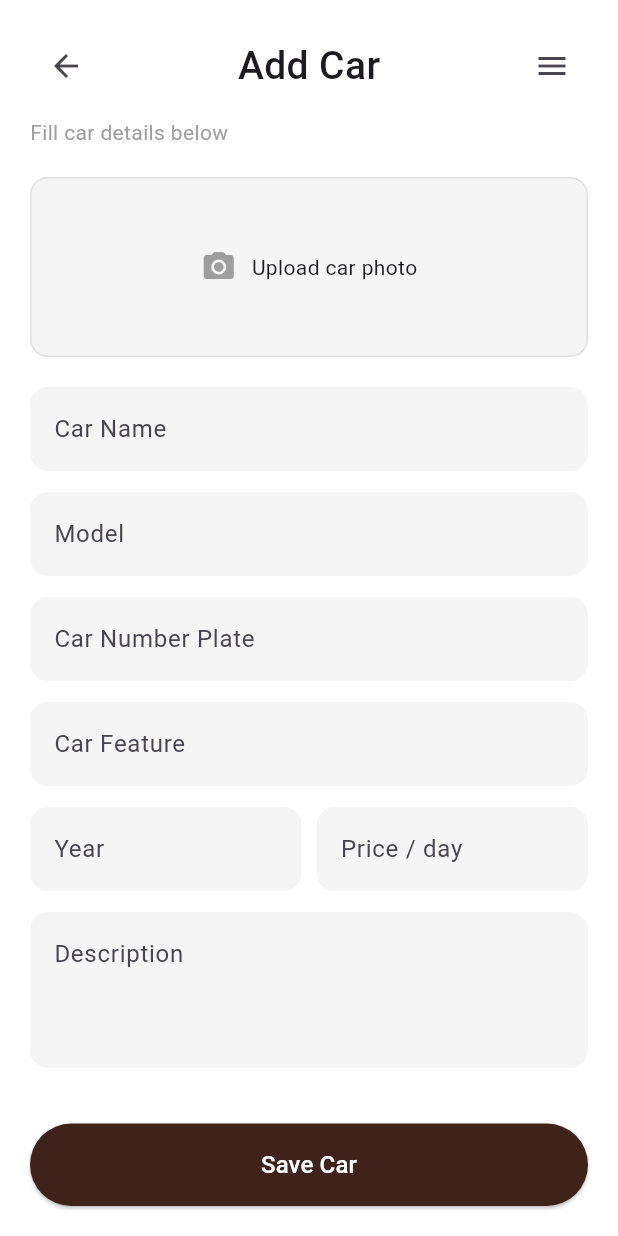
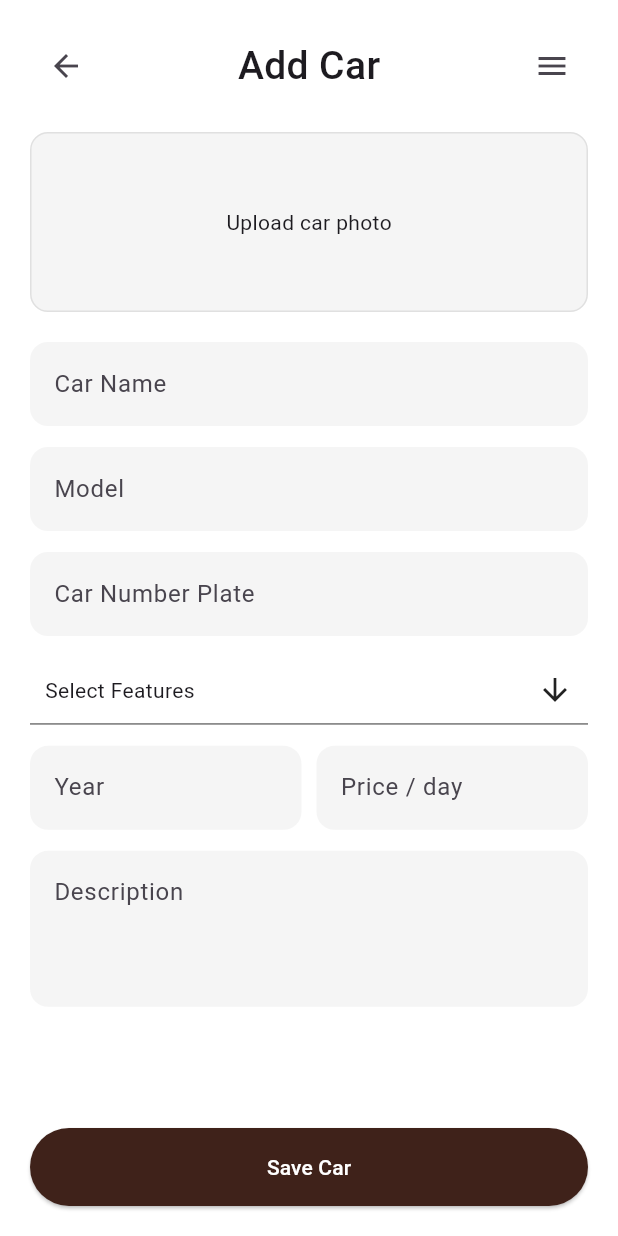
Before and after one commit to Deep-Kacha/Car_Rent_App, a Flutter app: the AddCarPage screen opened directly, on a phone screen of 412 x 824 dp. Run offline on Flutter 3.47's test engine with Material 3 defaults, Android fonts, the phone set to English and light mode, and no system bars; drawn by our look-alikes of multi_select_flutter; our stand-ins replace image_picker.

Commit message:
Change Fontweight

```diff
--- a/car_rental_project/lib/Admin Panel Files/Add_Car.dart
+++ b/car_rental_project/lib/Admin Panel Files/Add_Car.dart
@@ -1,9 +1,9 @@
 import 'dart:io';
 import 'package:car_rental_project/Admin%20Panel%20Files/Done.dart';
 import 'package:car_rental_project/Admin%20Panel%20Files/HandleBussiness.dart';
-import 'package:car_rental_project/Authorization/Menu/Menu.dart';
 import 'package:flutter/material.dart';
 import 'package:image_picker/image_picker.dart';
+import 'package:multi_select_flutter/multi_select_flutter.dart';
 
 class AddCarPage extends StatefulWidget {
   const AddCarPage({Key? key}) : super(key: key);
@@ -18,13 +18,142 @@ class _AddCarPageState extends State<AddCarPage> {
   final TextEditingController carNameController = TextEditingController();
   final TextEditingController modelController = TextEditingController();
   final TextEditingController numberPlateController = TextEditingController();
-  final TextEditingController featureController = TextEditingController();
   final TextEditingController yearController = TextEditingController();
   final TextEditingController priceController = TextEditingController();
   final TextEditingController descriptionController = TextEditingController();
 
   File? _carImage;
   final ImagePicker _picker = ImagePicker();
+
+  // Selected features
+  List<String> _selectedFeatures = [];
+
+  // Car features list
+  final List<String> carFeatures = [
+    "Petrol engine",
+    "Diesel engine",
+    "CNG engine",
+    "Hybrid engine",
+    "Electric motor",
+    "Manual gearbox",
+    "Automatic gearbox",
+    "AMT gearbox",
+    "CVT gearbox",
+    "DCT gearbox",
+    "Power steering",
+    "Power windows",
+    "Central locking",
+    "Adjustable seats",
+    "Air conditioning",
+    "Heater",
+    "Odometer",
+    "Speedometer",
+    "Tachometer",
+    "Fuel gauge",
+    "Seat belts",
+    "Halogen lamps",
+    "Spare wheel",
+    "Toolkit",
+    "Keyless entry",
+    "Push start",
+    "Remote start",
+    "Cruise control",
+    "Tilt steering",
+    "Telescopic steering",
+    "Height seat",
+    "Rear vents",
+    "USB ports",
+    "Cup holders",
+    "Armrests",
+    "Storage box",
+    "Cooled glovebox",
+    "Auto climate",
+    "Ventilated seats",
+    "Heated seats",
+    "Rear armrest",
+    "Split seats",
+    "Power tailgate",
+    "ABS",
+    "EBD",
+    "ESP",
+    "Hill assist",
+    "Hill descent",
+    "Airbags",
+    "Pretensioners",
+    "ISOFIX",
+    "Parking sensors",
+    "Rear camera",
+    "360 camera",
+    "Blind spot",
+    "Lane warning",
+    "Adaptive cruise",
+    "Brake assist",
+    "TPMS",
+    "Immobilizer",
+    "Anti-theft",
+    "Auto-dimming IRVM",
+    "Touchscreen",
+    "Android Auto",
+    "Apple CarPlay",
+    "Navigation",
+    "Bluetooth",
+    "FM radio",
+    "USB/AUX",
+    "Premium audio",
+    "Steering controls",
+    "Voice assist",
+    "Wi-Fi hotspot",
+    "Internet",
+    "Rear screens",
+    "Alloy wheels",
+    "LED lamps",
+    "DRLs",
+    "Fog lamps",
+    "Projectors",
+    "Matrix lights",
+    "Auto headlamps",
+    "Rain wipers",
+    "Electric ORVMs",
+    "Heated mirrors",
+    "Sunroof",
+    "Panoramic roof",
+    "Roof rails",
+    "Shark antenna",
+    "Spoiler",
+    "Chrome trim",
+    "Black pack",
+    "Digital cluster",
+    "Head-up display",
+    "Drive modes",
+    "Paddle shifters",
+    "Auto parking",
+    "Collision avoid",
+    "Sign detect",
+    "Connected car",
+    "OTA updates",
+    "Leather seats",
+    "Ambient lights",
+    "Massage seats",
+    "Gesture control",
+    "4-zone AC",
+    "Soft doors",
+    "Window blinds",
+    "Air purifier",
+    "Fragrance",
+    "Mini fridge",
+    "Soundproof glass",
+    "Lounge seats",
+    "Turbo engine",
+    "AWD",
+    "4x4 drive",
+    "Launch control",
+    "Sport exhaust",
+    "Air suspension",
+    "Diff lock",
+    "Tow hook",
+    "Trailer assist",
+    "Drive-by-wire",
+  ];
 
   // Pick image from gallery
   Future<void> _pickImage() async {
@@ -34,10 +163,6 @@ class _AddCarPageState extends State<AddCarPage> {
         setState(() {
           _carImage = File(pickedFile.path);
         });
-      } else {
-        ScaffoldMessenger.of(
-          context,
-        ).showSnackBar(const SnackBar(content: Text("No image selected.")));
       }
     } catch (e) {
       ScaffoldMessenger.of(
@@ -48,20 +173,28 @@ class _AddCarPageState extends State<AddCarPage> {
 
   // Save Car
   void _saveCar() {
-    if (_formKey.currentState!.validate() && _carImage != null) {
+    if (_formKey.currentState!.validate() &&
+        _carImage != null &&
+        _selectedFeatures.isNotEmpty) {
       ScaffoldMessenger.of(
         context,
       ).showSnackBar(const SnackBar(content: Text("Car saved successfully!")));
+      Navigator.push(
+        context,
+        MaterialPageRoute(builder: (context) => const FinalDonePage()),
+      );
     } else {
       ScaffoldMessenger.of(context).showSnackBar(
         const SnackBar(
-          content: Text("Please fill all fields and upload an image."),
+          content: Text(
+            "Please fill all fields, select features, and upload image.",
+          ),
         ),
       );
     }
   }
 
-  // Reusable Text Field with real-time validation
+  // Text field
   Widget _buildTextField(
     String label,
     TextEditingController controller,
@@ -74,8 +207,7 @@ class _AddCarPageState extends State<AddCarPage> {
         controller: controller,
         maxLines: maxLines,
         validator: validator,
-        autovalidateMode:
-            AutovalidateMode.onUserInteraction, // ✅ Real-time validation
+        autovalidateMode: AutovalidateMode.onUserInteraction,
         decoration: InputDecoration(
           hintText: label,
           filled: true,
@@ -91,6 +223,10 @@ class _AddCarPageState extends State<AddCarPage> {
 
   @override
   Widget build(BuildContext context) {
+    final featureItems = carFeatures
+        .map((f) => MultiSelectItem<String>(f, f))
+        .toList();
+
     return Scaffold(
       backgroundColor: Colors.white,
       body: SafeArea(
@@ -101,14 +237,12 @@ class _AddCarPageState extends State<AddCarPage> {
             child: Column(
               crossAxisAlignment: CrossAxisAlignment.start,
               children: [
-                // Back + Title + Menu
+                // Header
                 Row(
                   children: [
                     IconButton(
                       icon: const Icon(Icons.arrow_back),
-                      onPressed: () {
-                        Navigator.pop(context);
-                      },
+                      onPressed: () => Navigator.pop(context),
                     ),
                     const Expanded(
                       child: Center(
@@ -134,15 +268,9 @@ class _AddCarPageState extends State<AddCarPage> {
                     ),
                   ],
                 ),
-
-                const SizedBox(height: 10),
-                const Text(
-                  "Fill car details below",
-                  style: TextStyle(color: Colors.grey, fontSize: 14),
-                ),
                 const SizedBox(height: 20),
 
-                // Upload Car Photo
+                // Upload Car Image
                 GestureDetector(
                   onTap: _pickImage,
                   child: Container(
@@ -160,45 +288,51 @@ class _AddCarPageState extends State<AddCarPage> {
                           : null,
                     ),
                     child: _carImage == null
-                        ? Row(
-                            mainAxisAlignment: MainAxisAlignment.center,
-                            children: const [
-                              Icon(Icons.camera_alt, color: Colors.grey),
-                              SizedBox(width: 10),
-                              Text("Upload car photo"),
-                            ],
-                          )
+                        ? const Center(child: Text("Upload car photo"))
                         : null,
                   ),
                 ),
-
                 const SizedBox(height: 20),
 
-                // Input Fields with validation
-                _buildTextField("Car Name", carNameController, (value) {
-                  if (value!.isEmpty) return "Car name is required";
-                  return null;
-                }),
-                _buildTextField("Model", modelController, (value) {
-                  if (value!.isEmpty) return "Model is required";
-                  return null;
-                }),
-                _buildTextField("Car Number Plate", numberPlateController, (
-                  value,
-                ) {
-                  if (value!.isEmpty) return "Number plate is required";
-                  return null;
-                }),
-                _buildTextField("Car Feature", featureController, (value) {
-                  if (value!.isEmpty) return "Feature is required";
-                  return null;
-                }),
+                // Input Fields
+                _buildTextField(
+                  "Car Name",
+                  carNameController,
+                  (value) => value!.isEmpty ? "Car name required" : null,
+                ),
+                _buildTextField(
+                  "Model",
+                  modelController,
+                  (value) => value!.isEmpty ? "Model required" : null,
+                ),
+                _buildTextField(
+                  "Car Number Plate",
+                  numberPlateController,
+                  (value) => value!.isEmpty ? "Plate required" : null,
+                ),
+
+                // Multi-select Dropdown
+                Container(
+                  margin: const EdgeInsets.only(bottom: 14),
+                  child: MultiSelectDialogField(
+                    items: featureItems,
+                    title: const Text("Car Features"),
+                    searchable: true,
+                    buttonText: const Text("Select Features"),
+                    onConfirm: (values) {
+                      setState(() {
+                        _selectedFeatures = values.cast<String>();
+                      });
+                    },
+                    chipDisplay: MultiSelectChipDisplay(),
+                  ),
+                ),
 
                 Row(
                   children: [
                     Expanded(
                       child: _buildTextField("Year", yearController, (value) {
-                        if (value!.isEmpty) return "Year is required";
+                        if (value!.isEmpty) return "Year required";
                         if (!RegExp(r'^\d{4}$').hasMatch(value)) {
                           return "Enter valid year";
                         }
@@ -210,9 +344,9 @@ class _AddCarPageState extends State<AddCarPage> {
                       child: _buildTextField("Price / day", priceController, (
                         value,
                       ) {
-                        if (value!.isEmpty) return "Price is required";
+                        if (value!.isEmpty) return "Price required";
                         if (double.tryParse(value) == null) {
-                          return "Enter valid number";
+                          return "Enter number";
                         }
                         return null;
                       }),
@@ -220,41 +354,20 @@ class _AddCarPageState extends State<AddCarPage> {
                   ],
                 ),
 
-                _buildTextField("Description", descriptionController, (value) {
-                  if (value!.isEmpty) return "Description is required";
-                  return null;
-                }, maxLines: 3),
+                _buildTextField(
+                  "Description",
+                  descriptionController,
+                  (value) => value!.isEmpty ? "Description required" : null,
+                  maxLines: 3,
+                ),
 
                 const Spacer(),
 
-                // Save Car Button
+                // Save button
                 SizedBox(
                   width: double.infinity,
                   child: ElevatedButton(
-                    onPressed: () {
-                      if (_formKey.currentState!.validate() &&
-                          _carImage != null) {
-                        ScaffoldMessenger.of(context).showSnackBar(
-                          const SnackBar(
-                            content: Text("Car saved successfully!"),
-                          ),
-                        );
-                        Navigator.push(
-                          context,
-                          MaterialPageRoute(
-                            builder: (context) => const FinalDonePage(),
-                          ),
-                        );
-                      } else {
-                        ScaffoldMessenger.of(context).showSnackBar(
-                          const SnackBar(
-                            content: Text(
-                              "Please fill all fields and upload an image.",
-                            ),
-                          ),
-                        );
-                      }
-                    },
+                    onPressed: _saveCar,
                     style: ElevatedButton.styleFrom(
                       backgroundColor: const Color.fromARGB(255, 63, 34, 26),
                       padding: const EdgeInsets.symmetric(vertical: 16),
@@ -264,7 +377,7 @@ class _AddCarPageState extends State<AddCarPage> {
                     ),
                     child: const Text(
                       "Save Car",
-                      style: TextStyle(fontSize: 16, color: Colors.white),
+                      style: TextStyle(color: Colors.white),
                     ),
                   ),
                 ),
--- a/car_rental_project/lib/Authorization/Menu/Menus Files/ViewProfile.dart
+++ b/car_rental_project/lib/Authorization/Menu/Menus Files/ViewProfile.dart
@@ -21,12 +21,7 @@ class ViewProfilePage extends StatelessWidget {
                   IconButton(
                     icon: const Icon(Icons.arrow_back),
                     onPressed: () {
-                      Navigator.pushReplacement(
-                        context,
-                        MaterialPageRoute(
-                          builder: (context) => const MenuPage(),
-                        ),
-                      );
+                      Navigator.pop(context);
                     },
                   ),
                   const Expanded(
--- a/car_rental_project/pubspec.yaml
+++ b/car_rental_project/pubspec.yaml
@@ -41,6 +41,7 @@ dev_dependencies:
     sdk: flutter
   image_picker: ^1.0.4
   permission_handler: ^11.3.0
+  multi_select_flutter: ^4.1.3
 
   # The "flutter_lints" package below contains a set of recommended lints to
   # encourage good coding practices. The lint set provided by the package is
```
Also changed, not shown: car_rental_project/pubspec.lock, 1 other file.
